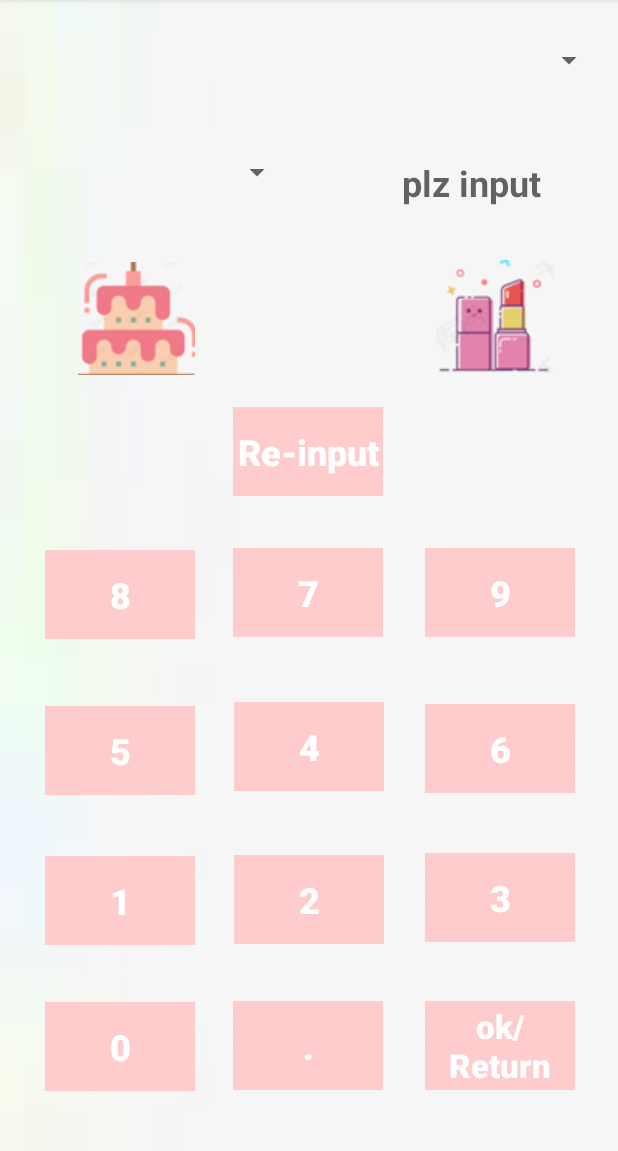
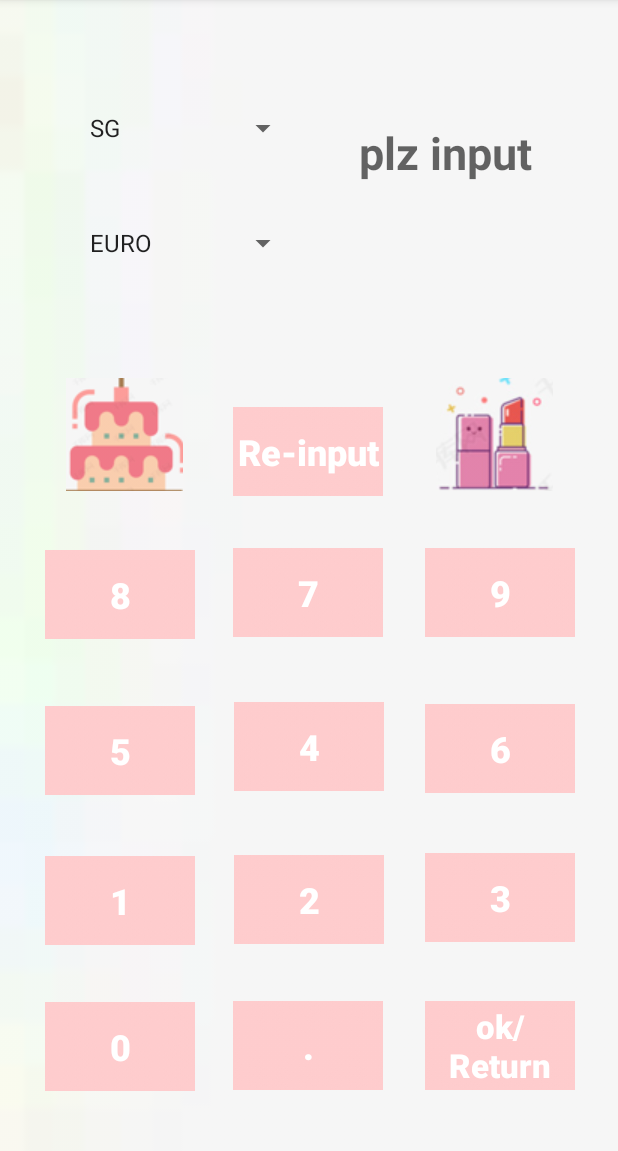
Before and after one commit to ZhaojiaLii/Android-Final-Project-, an Android app: the Note screen opened directly, with no data from a screen before it, on a phone screen of 412 x 824 dp, the part 85-1236 px from its top. Run offline under Robolectric (Android 15) with nearby library versions, the phone set to English and light mode, and no system bars.

Commit message:
income+note account+currency

```diff
--- a/app/src/main/java/isep/lizhaojia/project1/Activities/Note.java
+++ b/app/src/main/java/isep/lizhaojia/project1/Activities/Note.java
@@ -6,13 +6,16 @@ import android.content.SharedPreferences;
 import android.support.v7.app.AppCompatActivity;
 import android.os.Bundle;
 import android.view.View;
+import android.widget.ArrayAdapter;
 import android.widget.Button;
 import android.widget.ImageButton;
 import android.widget.Spinner;
 import android.widget.TextView;
 import android.widget.Toast;
+import android.widget.AdapterView.OnItemSelectedListener;
 
 import java.util.ArrayList;
+import java.util.List;
 
 import isep.lizhaojia.project1.R;
 
@@ -49,6 +52,18 @@ public class Note extends AppCompatActivity implements View.OnClickListener {
         imagefood=(ImageButton)findViewById(R.id.imageButton_food);
         imageshopping=(ImageButton)findViewById(R.id.imageButton3);
         textView_note = (TextView)findViewById(R.id.textView_note);
+        spinnerAccount = (Spinner) findViewById(R.id.spinner3);
+        spinnerCurrency =(Spinner)findViewById(R.id.spinner4);
+
+
+        String[] arr={"SG","CIC","HSBC","ONLINE ACCOUNT"};
+        ArrayAdapter<String> adapter = new ArrayAdapter<String>(this,android.R.layout.simple_list_item_1,arr);
+        spinnerAccount.setAdapter(adapter);
+
+        String[] arr1={"EURO","DOLLAR","POUNDS","YEN","YUAN"};
+        ArrayAdapter<String> adapter1 = new ArrayAdapter<String>(this,android.R.layout.simple_list_item_1,arr1);
+        spinnerCurrency.setAdapter(adapter1);
+
 
         buttonConfirm.setOnClickListener(this);
         buttonPoint.setOnClickListener(this);
--- a/app/src/main/java/isep/lizhaojia/project1/fragments/fragment_bill.java
+++ b/app/src/main/java/isep/lizhaojia/project1/fragments/fragment_bill.java
@@ -32,7 +32,7 @@ public class fragment_bill extends Fragment {
     private Button IncomeButton, NoteButton, BudgetButton;
     private TextView expenditure, remainedbudget, trySP, tryNOTE2, tryNOTE, expenditure_total;
     ArrayList<String> tryList = new ArrayList<String>();
-    String income="", note="", buget="", now="";
+    String income="0", note="0", buget="0", now="0";
     double total = 0.0 ,note_value = 0.0 ,income_value = 0.0 ,buget_value= 0.0 ,now_value = 0.0 ,remainedbudget_value = 0.0;
 
     @Nullable
@@ -62,7 +62,7 @@ public class fragment_bill extends Fragment {
         try_notedata();
         try_notefooddata();
         //try_noteshoppingdata();
-        //gettotal();
+        gettotal();
 
         ButtonConvertor.setOnClickListener(new View.OnClickListener() {
             @Override
@@ -111,7 +111,7 @@ public class fragment_bill extends Fragment {
         builder.setPositiveButton("ok", new DialogInterface.OnClickListener() {
             @Override
             public void onClick(DialogInterface dialog, int which) {
-                Toast.makeText(getActivity(), editText.getText().toString() + "", Toast.LENGTH_LONG).show();
+                Toast.makeText(getActivity(), "Your buget is setted as "+editText.getText().toString() + "", Toast.LENGTH_LONG).show();
                 buget = editText.getText().toString();
                 now = expenditure_total.getText().toString();
                 buget_value = Double.parseDouble(buget);
--- a/app/src/main/res/layout/activity_note.xml
+++ b/app/src/main/res/layout/activity_note.xml
@@ -21,10 +21,10 @@
         android:adjustViewBounds="true"
         app:layout_constraintBottom_toBottomOf="parent"
         app:layout_constraintEnd_toEndOf="parent"
-        app:layout_constraintHorizontal_bias="0.156"
+        app:layout_constraintHorizontal_bias="0.132"
         app:layout_constraintStart_toStartOf="parent"
         app:layout_constraintTop_toTopOf="parent"
-        app:layout_constraintVertical_bias="0.253"
+        app:layout_constraintVertical_bias="0.365"
         app:srcCompat="@drawable/food" />
 
     <ImageButton
@@ -36,31 +36,32 @@
         app:layout_constraintHorizontal_bias="0.87"
         app:layout_constraintStart_toStartOf="parent"
         app:layout_constraintTop_toTopOf="parent"
-        app:layout_constraintVertical_bias="0.251"
+        app:layout_constraintVertical_bias="0.365"
         app:srcCompat="@drawable/cosmetics" />
 
     <Spinner
         android:id="@+id/spinner3"
-        android:layout_width="395dp"
-        android:layout_height="40dp"
-        android:layout_marginStart="8dp"
+        android:layout_width="155dp"
+        android:layout_height="60dp"
+        android:layout_marginBottom="23dp"
+        android:spinnerMode="dialog"
         app:layout_constraintBottom_toBottomOf="parent"
         app:layout_constraintEnd_toEndOf="parent"
-        app:layout_constraintHorizontal_bias="0.0"
+        app:layout_constraintHorizontal_bias="0.171"
         app:layout_constraintStart_toStartOf="parent"
         app:layout_constraintTop_toTopOf="@+id/imageView"
-        app:layout_constraintVertical_bias="0.028" />
+        app:layout_constraintVertical_bias="0.082" />
 
     <Spinner
         android:id="@+id/spinner4"
-        android:layout_width="195dp"
-        android:layout_height="50dp"
+        android:layout_width="155dp"
+        android:layout_height="60dp"
         app:layout_constraintBottom_toBottomOf="parent"
         app:layout_constraintEnd_toEndOf="parent"
-        app:layout_constraintHorizontal_bias="0.0"
+        app:layout_constraintHorizontal_bias="0.171"
         app:layout_constraintStart_toStartOf="parent"
         app:layout_constraintTop_toTopOf="parent"
-        app:layout_constraintVertical_bias="0.126" />
+        app:layout_constraintVertical_bias="0.187" />
 
 
     <Button
@@ -297,18 +298,19 @@
 
     <TextView
         android:id="@+id/textView_note"
-        android:layout_width="195dp"
-        android:layout_height="50dp"
+        android:layout_width="137dp"
+        android:layout_height="130dp"
         android:hint="plz input"
+        android:paddingTop="35dp"
         android:text=""
         android:textAlignment="center"
-        android:textSize="24sp"
+        android:textSize="30sp"
         android:textStyle="bold"
         app:layout_constraintBottom_toBottomOf="parent"
         app:layout_constraintEnd_toEndOf="parent"
-        app:layout_constraintHorizontal_bias="1.0"
+        app:layout_constraintHorizontal_bias="0.831"
         app:layout_constraintStart_toStartOf="parent"
         app:layout_constraintTop_toTopOf="parent"
-        app:layout_constraintVertical_bias="0.148" />
+        app:layout_constraintVertical_bias="0.073" />
 
 </android.support.constraint.ConstraintLayout>
```
Also changed, not shown: app/src/main/java/isep/lizhaojia/project1/Activities/Income.java (+13 -0 lines), app/src/main/res/layout/activity_income.xml (+15 -11 lines).
